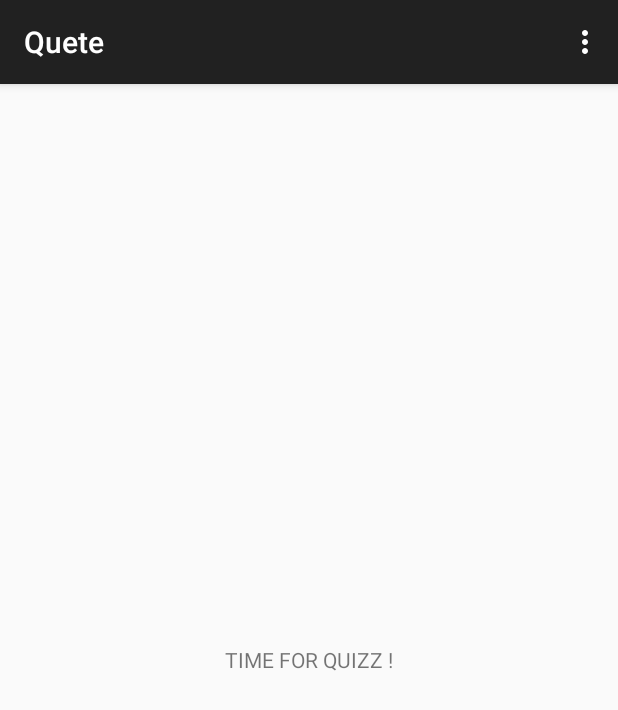
After one commit to johanpicard/squirrel-saga, an Android app: the Quete screen opened directly, with no data from a screen before it, on a phone screen of 412 x 824 dp. The commit adds this screen. Shown: the top 710 px of the screen. Run offline under Robolectric (Android 15) with nearby library versions, the phone set to English and light mode, and no system bars.

Commit message:
Fire intent on quest selection

```diff
--- a/app/src/main/AndroidManifest.xml
+++ b/app/src/main/AndroidManifest.xml
@@ -61,6 +61,11 @@
         <meta-data
             android:name="com.google.android.maps.v2.API_KEY"
             android:value="AIzaSyCwTaoKX7zu6UUDD4GdmiWHUwo1OeBMy90" />
+
+        <activity
+            android:name=".Quete"
+            android:label="Quete" >
+        </activity>
     </application>
 
 </manifest>
--- /dev/null
+++ b/app/src/main/java/com/squirrelsaga/vue/Quete.java
@@ -0,0 +1,50 @@
+package com.squirrelsaga.vue;
+
+import android.content.Intent;
+import android.support.v7.app.ActionBarActivity;
+import android.os.Bundle;
+import android.util.Log;
+import android.view.Menu;
+import android.view.MenuItem;
+
+import com.squirrelsaga.vue.R;
+
+public class Quete extends ActionBarActivity {
+
+
+    @Override
+    protected void onCreate(Bundle savedInstanceState) {
+        super.onCreate(savedInstanceState);
+        setContentView(R.layout.activity_quete__intelligence);
+
+        Intent intent = getIntent();
+
+        long queteId  = intent.getLongExtra(Carte.QUETE_ID, 0);
+
+        Log.i("SSAGA", "Start quest # "+queteId);
+
+    }
+
+
+    @Override
+    public boolean onCreateOptionsMenu(Menu menu) {
+        // Inflate the menu; this adds items to the action bar if it is present.
+        getMenuInflater().inflate(R.menu.menu_quete__intelligence, menu);
+        return true;
+    }
+
+    @Override
+    public boolean onOptionsItemSelected(MenuItem item) {
+        // Handle action bar item clicks here. The action bar will
+        // automatically handle clicks on the Home/Up button, so long
+        // as you specify a parent activity in AndroidManifest.xml.
+        int id = item.getItemId();
+
+        //noinspection SimplifiableIfStatement
+        if (id == R.id.action_settings) {
+            return true;
+        }
+
+        return super.onOptionsItemSelected(item);
+    }
+}
--- a/app/src/main/res/layout/activity_carte.xml
+++ b/app/src/main/res/layout/activity_carte.xml
@@ -45,7 +45,9 @@
             android:layout_alignParentTop="false"
             android:layout_alignParentRight="true"
             android:layout_alignParentEnd="false"
-            android:layout_centerHorizontal="true" />
+            android:layout_centerHorizontal="true"
+            android:onClick="startQuest"
+            android:nestedScrollingEnabled="true" />
     </RelativeLayout>
 
 </RelativeLayout>
--- /dev/null
+++ b/app/src/main/res/layout/activity_quete__intelligence.xml
@@ -0,0 +1,14 @@
+<RelativeLayout xmlns:android="http://schemas.android.com/apk/res/android"
+    xmlns:tools="http://schemas.android.com/tools" android:layout_width="match_parent"
+    android:layout_height="match_parent" android:paddingLeft="@dimen/activity_horizontal_margin"
+    android:paddingRight="@dimen/activity_horizontal_margin"
+    android:paddingTop="@dimen/activity_vertical_margin"
+    android:paddingBottom="@dimen/activity_vertical_margin"
+    tools:context="com.squirrelsaga.vue.Quete">
+
+    <TextView android:text="TIME FOR QUIZZ !" android:layout_width="wrap_content"
+        android:layout_height="wrap_content"
+        android:layout_centerVertical="true"
+        android:layout_centerHorizontal="true" />
+
+</RelativeLayout>
--- /dev/null
+++ b/app/src/main/res/menu/menu_quete__intelligence.xml
@@ -0,0 +1,7 @@
+<menu xmlns:android="http://schemas.android.com/apk/res/android"
+    xmlns:app="http://schemas.android.com/apk/res-auto"
+    xmlns:tools="http://schemas.android.com/tools"
+    tools:context="com.squirrelsaga.vue.Quete">
+    <item android:id="@+id/action_settings" android:title="@string/action_settings"
+        android:orderInCategory="100" app:showAsAction="never" />
+</menu>
--- a/app/src/main/res/values/strings.xml
+++ b/app/src/main/res/values/strings.xml
@@ -9,11 +9,11 @@
     <string name="title_activity_carte">Carte</string>
     <string name="title_activity_main">MainActivity</string>
     <string name="title_activity_slide_ecureuil">Slide_ecureuil</string>
-        <string name="hello_blank_fragment">Hello blank fragment</string>
+    <string name="hello_blank_fragment">Hello blank fragment</string>
     <string name="title_activity_choix_ecureuil">choix_ecureuil</string>
-
     <string name="explication_choix">Commence par choisir ton écureuil, et donne lui un nom !</string>
     <string name="text_button_commencer">Commencer</string>
     <string name="text_button_valider">OK !</string>
+    <string name="title_activity_quete__intelligence">Quete_Intelligence</string>
 
 </resources>
```
Also changed, not shown: app/src/main/java/com/squirrelsaga/vue/Carte.java (+25 -4 lines).
